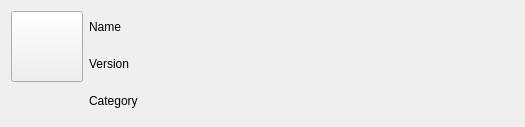
The window that apps/settings/extensions/ExtensionItem.ui (OpenFairWind/fairwindplusplus) describes before a commit, drawn with Qt 5.
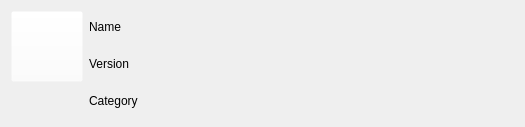
The same window after the commit.

```diff
--- a/apps/settings/extensions/ExtensionItem.ui
+++ b/apps/settings/extensions/ExtensionItem.ui
@@ -21,6 +21,9 @@
     <layout class="QVBoxLayout" name="verticalLayout_sx">
      <item>
       <widget class="QToolButton" name="toolButton_Icon">
+       <property name="styleSheet">
+        <string notr="true">background-color: rgba(255, 255, 255, 0);</string>
+       </property>
        <property name="text">
         <string/>
        </property>
```
Left out of the diff: 9 changed lines with no effect on the pictures.
